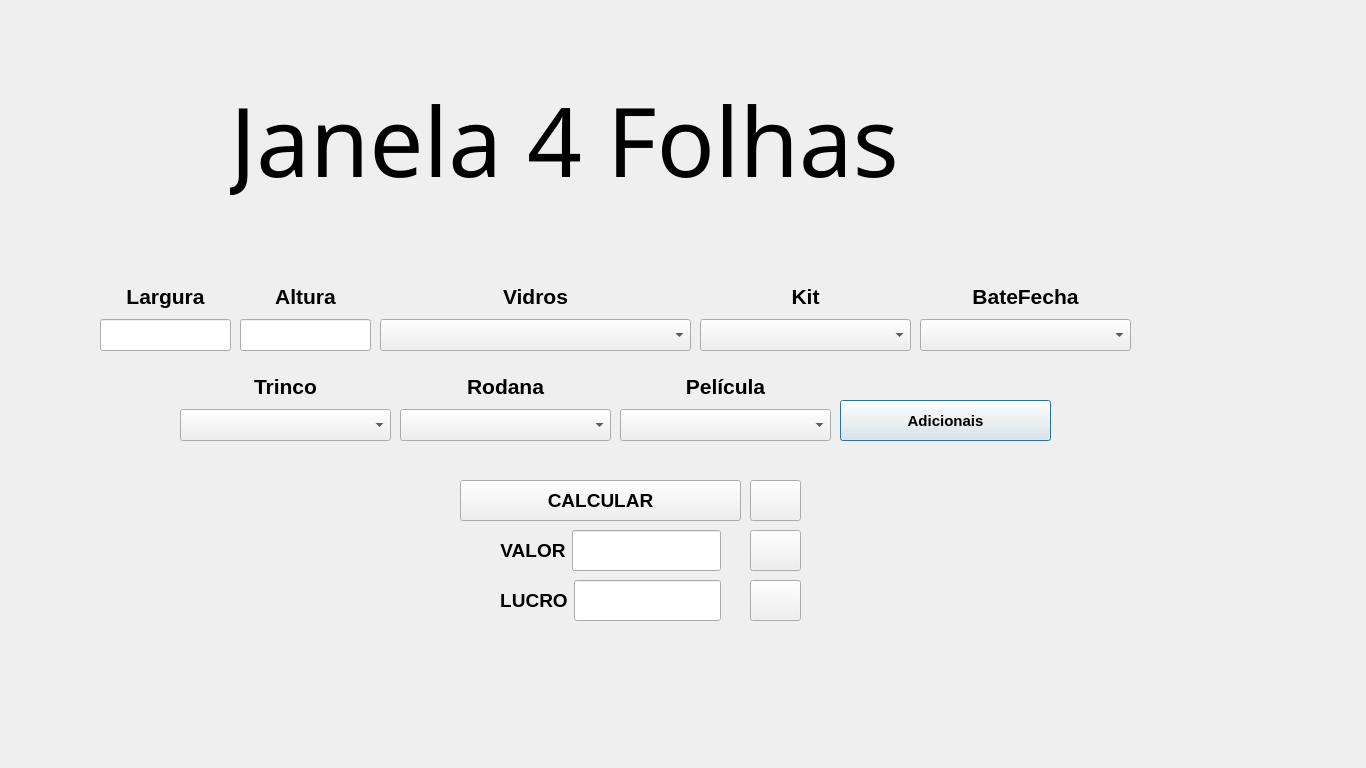
First picture: the form in ArtvidrosV3/janelade4folhas.ui, repository PedrOliveiraM/Artvidros-2023, before the edit.
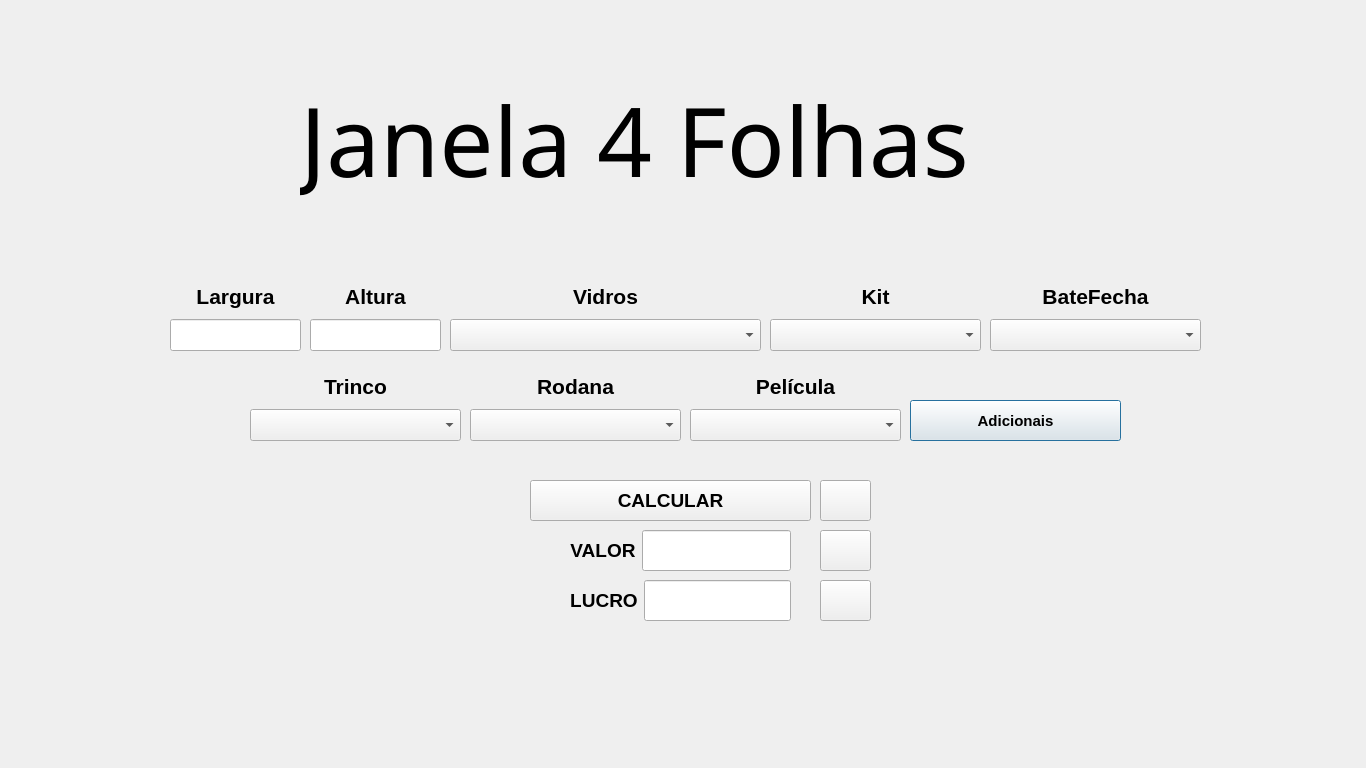
Second picture: the form after the edit. Icons and pictures are not drawn.

```diff
--- a/ArtvidrosV3/janelade4folhas.ui
+++ b/ArtvidrosV3/janelade4folhas.ui
@@ -16,7 +16,7 @@
   <widget class="QWidget" name="layoutWidget_10">
    <property name="geometry">
     <rect>
-     <x>920</x>
+     <x>990</x>
      <y>280</y>
      <width>211</width>
      <height>71</height>
@@ -56,7 +56,7 @@
   <widget class="QWidget" name="layoutWidget_6">
    <property name="geometry">
     <rect>
-     <x>500</x>
+     <x>570</x>
      <y>580</y>
      <width>221</width>
      <height>41</height>
@@ -98,7 +98,7 @@
   <widget class="QPushButton" name="pushButtonRefatorando">
    <property name="geometry">
     <rect>
-     <x>840</x>
+     <x>910</x>
      <y>400</y>
      <width>211</width>
      <height>41</height>
@@ -127,7 +127,7 @@
   <widget class="QPushButton" name="pushButtonCalcular">
    <property name="geometry">
     <rect>
-     <x>460</x>
+     <x>530</x>
      <y>480</y>
      <width>281</width>
      <height>41</height>
@@ -152,7 +152,7 @@
   <widget class="QWidget" name="layoutWidget_8">
    <property name="geometry">
     <rect>
-     <x>700</x>
+     <x>770</x>
      <y>280</y>
      <width>211</width>
      <height>71</height>
@@ -192,7 +192,7 @@
   <widget class="QWidget" name="layoutWidget_5">
    <property name="geometry">
     <rect>
-     <x>100</x>
+     <x>170</x>
      <y>280</y>
      <width>131</width>
      <height>71</height>
@@ -233,7 +233,7 @@
   <widget class="QPushButton" name="pushButtonSalvar">
    <property name="geometry">
     <rect>
-     <x>750</x>
+     <x>820</x>
      <y>530</y>
      <width>51</width>
      <height>41</height>
@@ -256,7 +256,7 @@
   <widget class="QWidget" name="layoutWidget_7">
    <property name="geometry">
     <rect>
-     <x>380</x>
+     <x>450</x>
      <y>280</y>
      <width>311</width>
      <height>71</height>
@@ -302,7 +302,7 @@
   <widget class="QPushButton" name="pushButtonLimpar">
    <property name="geometry">
     <rect>
-     <x>750</x>
+     <x>820</x>
      <y>580</y>
      <width>51</width>
      <height>41</height>
@@ -325,7 +325,7 @@
   <widget class="QLabel" name="label">
    <property name="geometry">
     <rect>
-     <x>230</x>
+     <x>300</x>
      <y>40</y>
      <width>801</width>
      <height>201</height>
@@ -345,7 +345,7 @@
   <widget class="QWidget" name="layoutWidget_12">
    <property name="geometry">
     <rect>
-     <x>400</x>
+     <x>470</x>
      <y>370</y>
      <width>211</width>
      <height>71</height>
@@ -385,7 +385,7 @@
   <widget class="QPushButton" name="pushButtonDesconto">
    <property name="geometry">
     <rect>
-     <x>750</x>
+     <x>820</x>
      <y>480</y>
      <width>51</width>
      <height>41</height>
@@ -408,7 +408,7 @@
   <widget class="QWidget" name="layoutWidget_3">
    <property name="geometry">
     <rect>
-     <x>620</x>
+     <x>690</x>
      <y>370</y>
      <width>211</width>
      <height>71</height>
@@ -448,7 +448,7 @@
   <widget class="QWidget" name="layoutWidget_9">
    <property name="geometry">
     <rect>
-     <x>240</x>
+     <x>310</x>
      <y>280</y>
      <width>131</width>
      <height>71</height>
@@ -489,7 +489,7 @@
   <widget class="QWidget" name="layoutWidget_2">
    <property name="geometry">
     <rect>
-     <x>180</x>
+     <x>250</x>
      <y>370</y>
      <width>211</width>
      <height>71</height>
@@ -529,7 +529,7 @@
   <widget class="QWidget" name="layoutWidget_4">
    <property name="geometry">
     <rect>
-     <x>500</x>
+     <x>570</x>
      <y>530</y>
      <width>221</width>
      <height>41</height>
```
